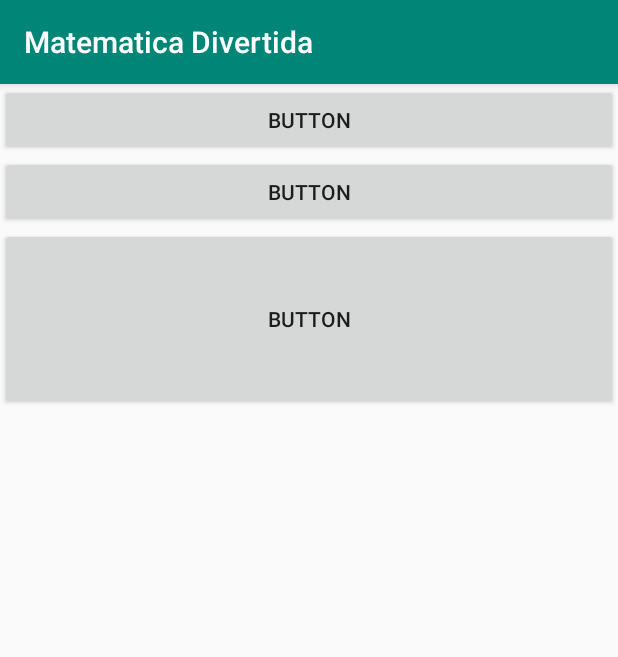
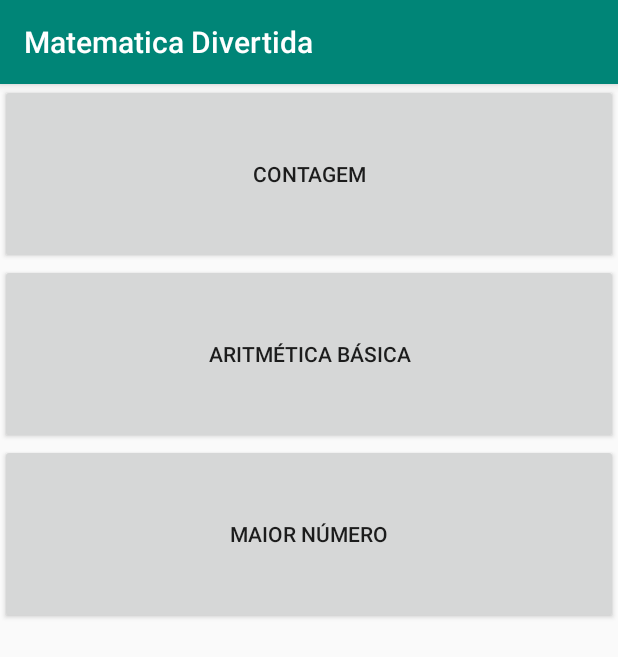
Before and after one commit to patrickdziura/MatematicaDivertida, an Android app: the screen it shows after launch (MainActivity), on a phone screen of 412 x 824 dp. Shown: the top 657 px of the screen. Run offline under Robolectric (Android 15) with nearby library versions, the phone set to English and light mode, and no system bars.

Commit message:
Menu Inicial pronto

```diff
--- a/app/src/main/res/layout/activity_main.xml
+++ b/app/src/main/res/layout/activity_main.xml
@@ -8,20 +8,20 @@
     tools:context=".MainActivity" >
 
     <Button
-        android:id="@+id/button"
+        android:id="@+id/btnContagem"
         android:layout_width="match_parent"
-        android:layout_height="wrap_content"
-        android:text="Button" />
+        android:layout_height="120dp"
+        android:text="Contagem" />
 
     <Button
-        android:id="@+id/button2"
+        android:id="@+id/btnAritmetica"
         android:layout_width="match_parent"
-        android:layout_height="wrap_content"
-        android:text="Button" />
+        android:layout_height="120dp"
+        android:text="Aritmética Básica" />
 
     <Button
-        android:id="@+id/button3"
+        android:id="@+id/btnMaior"
         android:layout_width="match_parent"
-        android:layout_height="121dp"
-        android:text="Button" />
+        android:layout_height="120dp"
+        android:text="Maior número" />
 </LinearLayout>
```
